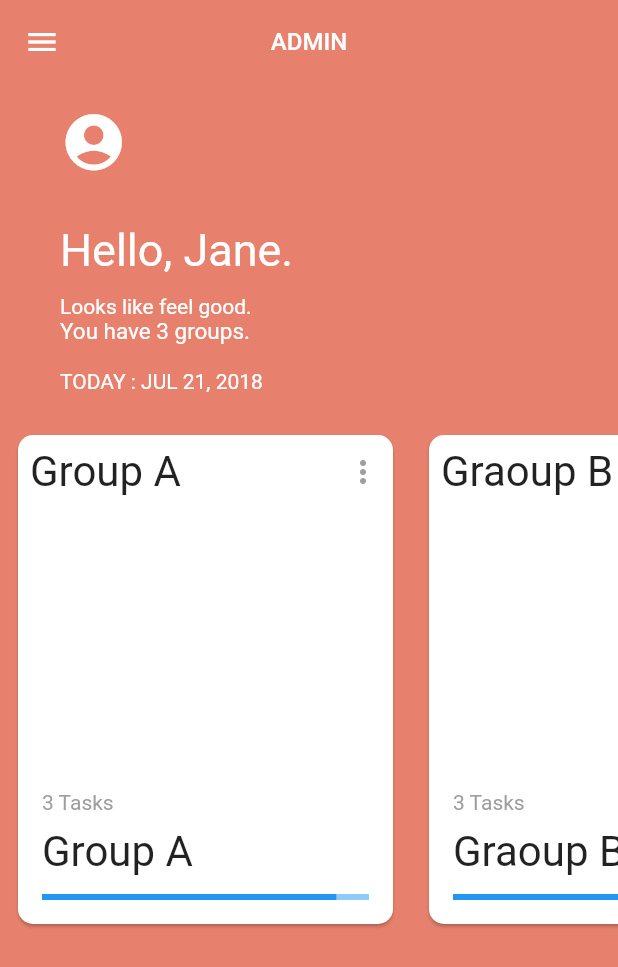
After one commit to dongjuny/fams, a Flutter app: the AdminMain screen opened directly, on a phone screen of 412 x 824 dp. The commit adds this screen. Shown: the top 967 px of the screen. Run offline on Flutter 3.47's test engine with Material 2 defaults, Android fonts, the phone set to English and light mode, and no system bars; our stand-ins replace page_transition, table_calendar; missing offline and left inert: dart:ffi.

Commit message:
add admin main page

```diff
--- a/lib/src/screens/HomePage.dart
+++ b/lib/src/screens/HomePage.dart
@@ -45,8 +45,8 @@ class _HomePageState extends State<HomePage> {
             padding: EdgeInsets.all(0),
             child: froyoOutlineBtn('Sign Up', (){
 
-              Navigator.pushReplacement(context, newRoute);
-              // Navigator.of(context).pushReplacementNamed('/signup');
+//              Navigator.pushReplacement(context, newRoute);
+               Navigator.of(context).pushReplacementNamed('/signup');
              }),
           ),
           Container(
--- /dev/null
+++ b/lib/src/screens/admin/AdminMain.dart
@@ -0,0 +1,190 @@
+import 'package:flutter/material.dart';
+
+class AdminMain extends StatefulWidget {
+  @override
+  _AdminMainState createState() => new _AdminMainState();
+}
+
+class Cards {
+  String cardTitle;
+  int attendNum;
+  int absentNum;
+  int total;
+
+  Cards(cardTitle, attendNum, absentNum) {
+    this.cardTitle = cardTitle;
+    this.attendNum = attendNum;
+    this.absentNum = absentNum;
+    this.total = attendNum + absentNum;
+  }
+
+}
+
+class _AdminMainState extends State<AdminMain> with TickerProviderStateMixin {
+
+  var appColors = [Color.fromRGBO(231, 129, 109, 1.0),Color.fromRGBO(99, 138, 223, 1.0),Color.fromRGBO(111, 194, 173, 1.0)];
+  var currentColor = Color.fromRGBO(231, 129, 109, 1.0);
+  var cardIndex = 0;
+  ScrollController scrollController;
+  List<Cards> cardsList = [Cards("Group A", 9, 10), Cards("Graoup B", 100, 1),Cards("Group C", 50, 3)];
+
+  AnimationController animationController;
+  ColorTween colorTween;
+  CurvedAnimation curvedAnimation;
+
+  @override
+  void initState() {
+    super.initState();
+    scrollController = new ScrollController();
+
+  }
+
+  @override
+  Widget build(BuildContext context) {
+    return new Scaffold(
+      backgroundColor: appColors[cardIndex],
+      appBar: new AppBar(
+        title: new Text("ADMIN", style: TextStyle(fontSize: 16.0),),
+        backgroundColor: appColors[cardIndex],
+        centerTitle: true,
+        actions: <Widget>[
+//          Padding(
+//            padding: const EdgeInsets.only(right: 16.0),
+//            child: Icon(Icons.search),
+//          ),
+        ],
+        elevation: 0.0,
+      ),
+      body: new Center(
+        child: Column(
+          crossAxisAlignment: CrossAxisAlignment.start,
+          children: <Widget>[
+            Row(),
+            Padding(
+              padding: const EdgeInsets.symmetric(horizontal: 40.0, vertical: 0.0),
+              child: Container(
+                child: Column(
+                  crossAxisAlignment: CrossAxisAlignment.start,
+                  children: <Widget>[
+                    Padding(
+                      padding: const EdgeInsets.symmetric(vertical: 16.0),
+                      child: Icon(Icons.account_circle, size: 45.0, color: Colors.white,),
+                    ),
+                    Padding(
+                      padding: const EdgeInsets.fromLTRB(0.0,16.0,0.0,12.0),
+                      child: Text("Hello, Jane.", style: TextStyle(fontSize: 30.0, color: Colors.white, fontWeight: FontWeight.w400),),
+                    ),
+                    Text("Looks like feel good.", style: TextStyle(color: Colors.white),),
+                    Text("You have ${cardsList.length} groups.", style: TextStyle(fontSize: 15.0, color: Colors.white, fontWeight: FontWeight.w400),),
+                  ],
+                ),
+              ),
+            ),
+            Column(
+              crossAxisAlignment: CrossAxisAlignment.start,
+              children: <Widget>[
+                Padding(
+                  padding: const EdgeInsets.symmetric(horizontal: 40.0, vertical: 16.0),
+                  child: Text("TODAY : JUL 21, 2018", style: TextStyle(color: Colors.white, fontWeight: FontWeight.w400),),
+                ),
+                Container(
+                  height: 350.0,
+                  child: ListView.builder(
+                    physics: NeverScrollableScrollPhysics(),
+                    itemCount: 3,
+                    controller: scrollController,
+                    scrollDirection: Axis.horizontal,
+                    itemBuilder: (context, position) {
+                      return GestureDetector(
+                        child: Padding(
+                          padding: const EdgeInsets.all(8.0),
+                          child: Card(
+                            child: Container(
+                              width: 250.0,
+                              child: Column(
+                                crossAxisAlignment: CrossAxisAlignment.start,
+                                mainAxisAlignment: MainAxisAlignment.spaceBetween,
+                                children: <Widget>[
+                                  Padding(
+                                    padding: const EdgeInsets.all(8.0),
+                                    child: Row(
+                                      mainAxisAlignment: MainAxisAlignment.spaceBetween,
+                                      children: <Widget>[
+                                        //Icon(cardsList[position].icon, color: appColors[position],),
+                                        Text("${cardsList[position].cardTitle}", style: TextStyle(fontSize: 28.0),),
+                                        Icon(Icons.more_vert, color: Colors.grey,),
+                                      ],
+                                    ),
+                                  ),
+                                  Padding(
+                                    padding: const EdgeInsets.all(8.0),
+                                    child: Column(
+                                      crossAxisAlignment: CrossAxisAlignment.start,
+                                      children: <Widget>[
+                                        Padding(
+                                          padding: const EdgeInsets.symmetric(horizontal: 8.0, vertical: 4.0),
+                                          child: Text("${cardsList.length} Tasks", style: TextStyle(color: Colors.grey),),
+                                        ),
+                                        Padding(
+                                          padding: const EdgeInsets.symmetric(horizontal: 8.0, vertical: 4.0),
+                                          child: Text("${cardsList[position].cardTitle}", style: TextStyle(fontSize: 28.0),),
+                                        ),
+                                        Padding(
+                                          padding: const EdgeInsets.all(8.0),
+                                          child: LinearProgressIndicator(value: cardsList[position].attendNum / cardsList[position].absentNum,),
+                                        ),
+                                      ],
+                                    ),
+                                  ),
+                                ],
+                              ),
+                            ),
+                            shape: RoundedRectangleBorder(
+                                borderRadius: BorderRadius.circular(10.0)
+                            ),
+                          ),
+                        ),
+                        onHorizontalDragEnd: (details) {
+
+                          animationController = AnimationController(vsync: this, duration: Duration(milliseconds: 500));
+                          curvedAnimation = CurvedAnimation(parent: animationController, curve: Curves.fastOutSlowIn);
+                          animationController.addListener(() {
+                            setState(() {
+                              currentColor = colorTween.evaluate(curvedAnimation);
+                            });
+                          });
+
+                          if(details.velocity.pixelsPerSecond.dx > 0) {
+                            if(cardIndex>0) {
+                              cardIndex--;
+                              colorTween = ColorTween(begin:currentColor,end:appColors[cardIndex]);
+                            }
+                          }else {
+                            if(cardIndex<2) {
+                              cardIndex++;
+                              colorTween = ColorTween(begin: currentColor,
+                                  end: appColors[cardIndex]);
+                            }
+                          }
+                          setState(() {
+                            scrollController.animateTo((cardIndex)*256.0, duration: Duration(milliseconds: 500), curve: Curves.fastOutSlowIn);
+                          });
+
+                          colorTween.animate(curvedAnimation);
+
+                          animationController.forward( );
+
+                        },
+                      );
+                    },
+                  ),
+                ),
+              ],
+            )
+          ],
+        ),
+      ),
+      drawer: Drawer(),
+    );
+  }
+}
```
